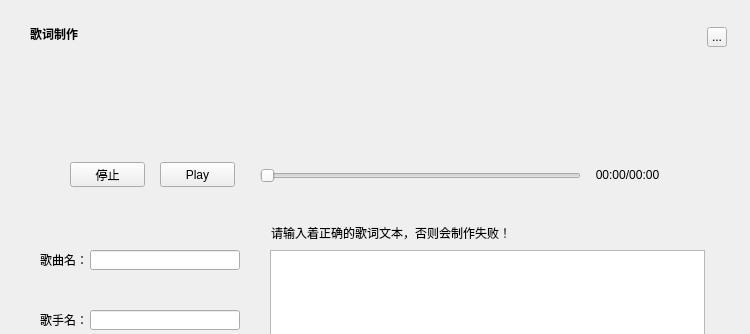
Greedysky/TTKMusicPlayer, file TTKCore/musicUi/musicLrcmanager/musiclrcmakerwidget.ui: the form before one commit; both pictures show x 0 to 750 and y 0 to 334 of the 750 by 660 pixel window.
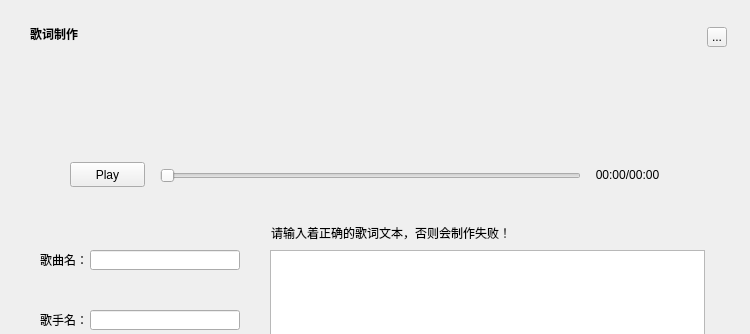
The form after the commit. The open tabs and pages were chosen to show the change. Icons and pictures are not drawn. Custom widgets are drawn as their Qt base class.

Commit message: refactor make music lrc interface[584732]

```diff
--- a/TTKCore/musicUi/musicLrcmanager/musiclrcmakerwidget.ui
+++ b/TTKCore/musicUi/musicLrcmanager/musiclrcmakerwidget.ui
@@ -371,26 +371,10 @@
       <pixmap resource="../../../TTKQrc/MusicPlayer.qrc">:/lrc/lb_make_background2</pixmap>
      </property>
     </widget>
-    <widget class="QPushButton" name="stopButton_F">
-     <property name="geometry">
-      <rect>
-       <x>50</x>
-       <y>112</y>
-       <width>75</width>
-       <height>25</height>
-      </rect>
-     </property>
-     <property name="cursor">
-      <cursorShape>PointingHandCursor</cursorShape>
-     </property>
-     <property name="text">
-      <string>停止</string>
-     </property>
-    </widget>
     <widget class="QPushButton" name="stateButton_F">
      <property name="geometry">
       <rect>
-       <x>140</x>
+       <x>50</x>
        <y>112</y>
        <width>75</width>
        <height>25</height>
@@ -406,9 +390,9 @@
     <widget class="QSlider" name="timeSlider_F">
      <property name="geometry">
       <rect>
-       <x>240</x>
+       <x>140</x>
        <y>115</y>
-       <width>321</width>
+       <width>421</width>
        <height>22</height>
       </rect>
      </property>
@@ -934,6 +918,13 @@
   <zorder>stackedWidget</zorder>
   <zorder>topTitleName</zorder>
  </widget>
+ <customwidgets>
+  <customwidget>
+   <class>MusicClickedSlider</class>
+   <extends>QSlider</extends>
+   <header>musicclickedslider.h</header>
+  </customwidget>
+ </customwidgets>
  <resources>
   <include location="../../../TTKQrc/MusicPlayer.qrc"/>
  </resources>
```
Left out of the diff: 29 changed lines with no effect on the pictures. The commit also changes 4 other files.
